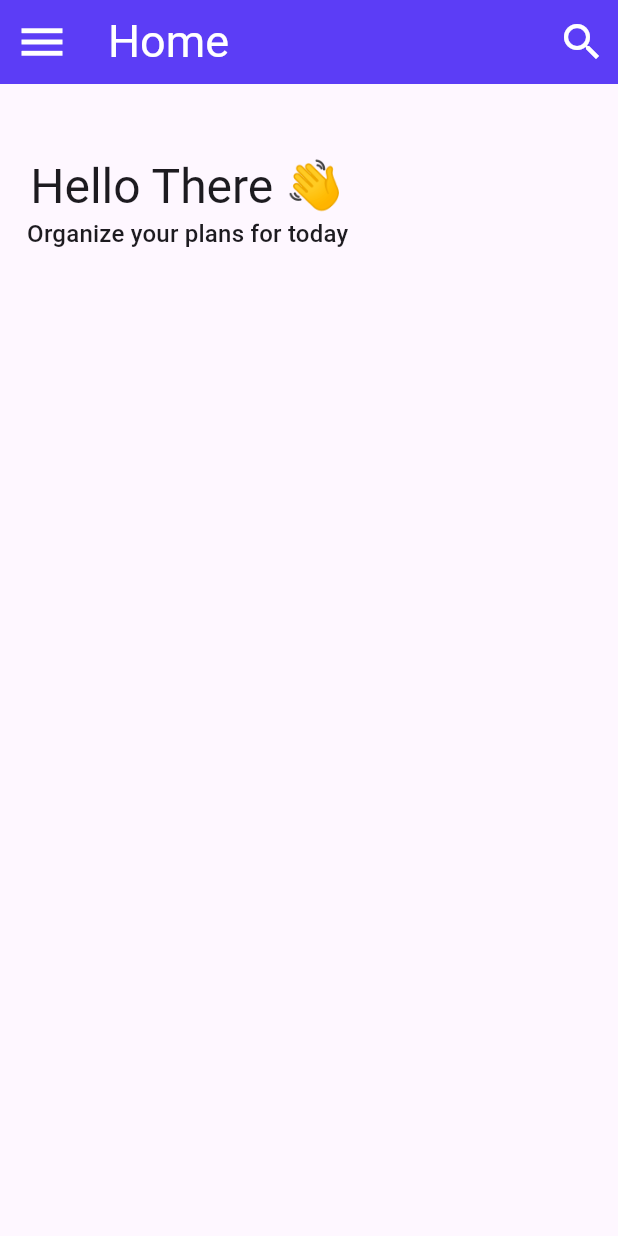
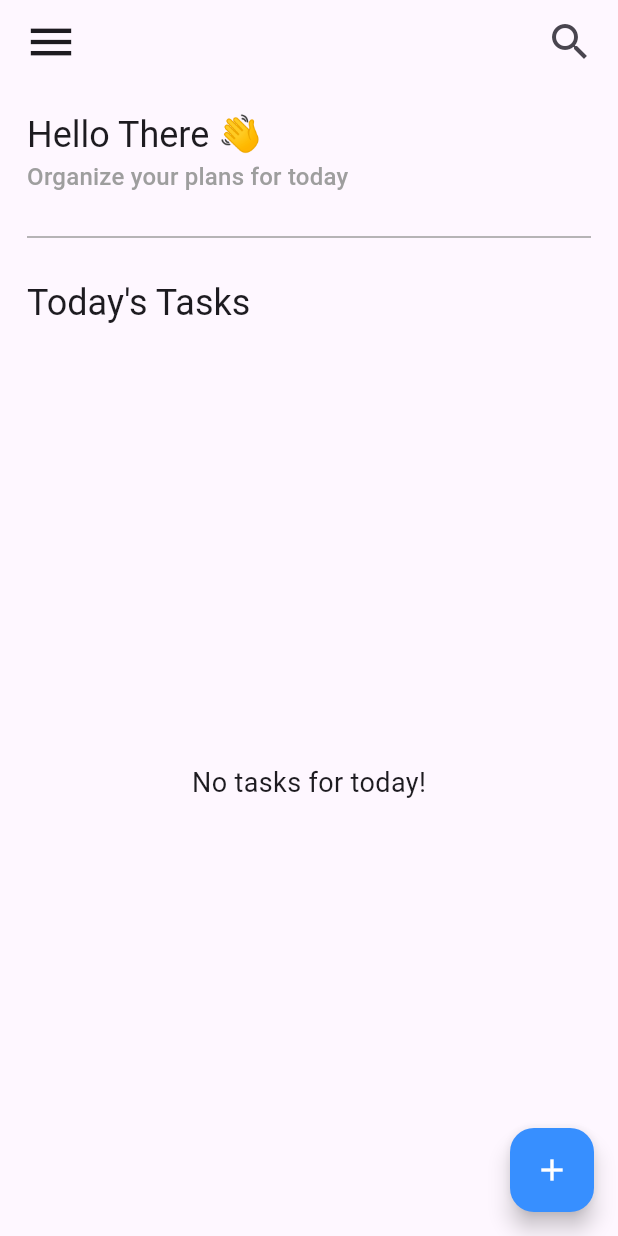
Before and after one commit to Abubakar-doc/todolistapp, a Flutter app: the screen it shows after launch, on a phone screen of 412 x 824 dp. Run offline on Flutter 3.47's test engine with Material 3 defaults, Android fonts, the phone set to English and light mode, and no system bars; our stand-ins replace flutter_styled_toast, hive, hive_flutter, shared_preferences; accounts and stored records are empty; statements that could not run were skipped.

Commit message:
Hive connectivity

```diff
--- a/lib/THEME/theme.dart
+++ b/lib/THEME/theme.dart
@@ -1,30 +1,23 @@
 import 'package:flutter/material.dart';
 
 // Define custom colors
-const Color customPurple = Color(0xFF5C3DF6);
+const Color customPurple = Color(0xFF378FFF);
 const Color customDarkGreybg = Color(0xFF181A20);
 const Color customWhitebg = Color(0xFFFFFFFF);
 const Color customDarkTextContainer = Color(0xFF1F222A);
 const Color customDarkContainerOutline = Color(0xFF414454);
 
-const Color customDarkTextColor = Color(0xFFFFFFFF); // Text color for dark theme
-const Color customLightTextColor = Color(0xFF0B0B0B); // Text color for light theme
-
 // Light theme definition
 final ThemeData lightTheme = ThemeData(
   scaffoldBackgroundColor: customWhitebg,
   brightness: Brightness.light,
-  textTheme: const TextTheme(
-    headlineLarge: TextStyle(fontWeight: FontWeight.bold),
-    displayLarge: TextStyle(fontWeight: FontWeight.bold),
-    headlineSmall: TextStyle(fontWeight: FontWeight.bold),
-  ),
-  iconTheme: const IconThemeData(color: customPurple), // Icon color for light theme
+  textTheme: const TextTheme(),
+  iconTheme: const IconThemeData(color: customPurple),
 );
 
 // Dark theme definition
 final ThemeData darkTheme = ThemeData(
   scaffoldBackgroundColor: customDarkGreybg,
   brightness: Brightness.dark,
-  iconTheme: const IconThemeData(color: Colors.white), // Icon color for dark theme
+  iconTheme: const IconThemeData(color: Colors.white),
 );
--- a/lib/THEME/themeProvider.dart
+++ b/lib/THEME/themeProvider.dart
@@ -6,7 +6,8 @@ class ThemeProvider with ChangeNotifier {
   ThemeMode get themeMode => _themeMode;
 
   void toggleTheme() {
-    _themeMode = _themeMode == ThemeMode.light ? ThemeMode.dark : ThemeMode.light;
+    _themeMode =
+        _themeMode == ThemeMode.light ? ThemeMode.dark : ThemeMode.light;
     notifyListeners();
   }
 }
--- a/lib/UX/homeScreen.dart
+++ b/lib/UX/homeScreen.dart
@@ -1,8 +1,15 @@
 import 'package:flutter/material.dart';
+import 'package:hive/hive.dart';
+import 'package:hive_flutter/hive_flutter.dart';
 import 'package:provider/provider.dart';
-import 'package:shared_preferences/shared_preferences.dart'; // Ensure this import is present
+import 'package:shared_preferences/shared_preferences.dart';
+import 'package:todolistapp/MODEL/services.dart';
+import 'package:todolistapp/MODEL/todoModel.dart';
 import 'package:todolistapp/THEME/theme.dart';
 import 'package:todolistapp/THEME/themeProvider.dart';
+import 'package:todolistapp/UTILS/utils.dart';
+import 'package:todolistapp/UX/addTaskScreen.dart';
+import 'package:todolistapp/WIDGETS/taskTile.dart';
 
 class HomeScreen extends StatefulWidget {
   @override
@@ -11,7 +18,8 @@ class HomeScreen extends StatefulWidget {
 
 class _HomeScreenState extends State<HomeScreen> {
   late SharedPreferences _prefs;
-  bool _isDarkMode = false; // Default to light theme
+  bool _isDarkMode = false;
+  final TodoService _todoService = TodoService();
 
   @override
   void initState() {
@@ -23,56 +31,167 @@ class _HomeScreenState extends State<HomeScreen> {
     _prefs = await SharedPreferences.getInstance();
     final savedTheme = _prefs.getBool('isDarkMode');
     setState(() {
-      _isDarkMode =
-          savedTheme ?? false; // Default to light theme if no theme is saved
+      _isDarkMode = savedTheme ?? false;
     });
+  }
+
+  void _toggleTaskCompletion(TodoTask task) {
+    task.isCompleted = !task.isCompleted;
+    task.save(); // Save the task back to Hive after updating
   }
 
   @override
   Widget build(BuildContext context) {
     return Scaffold(
       appBar: AppBar(
-        title: const Text(
-          'Home',
-          style: TextStyle(color: customDarkTextColor,
-          fontSize: 30),
-        ),
-        backgroundColor: customPurple,
         leading: Builder(
           builder: (BuildContext context) {
-            return IconButton(
+            return Padding(
+              padding: const EdgeInsets.only(left: 8.0),
+              child: IconButton(
                 icon: const Icon(
                   Icons.menu,
                   size: 36,
-                color: customDarkTextColor,
                 ),
                 onPressed: () {
                   Scaffold.of(context).openDrawer();
                 },
+              ),
             );
           },
         ),
         actions: [
-          IconButton(
-            icon:
-                const Icon(Icons.search, size: 32, color: customDarkTextColor),
+          Padding(
+            padding: const EdgeInsets.only(right: 8.0),
+            child: IconButton(
+              icon: const Icon(Icons.search, size: 32),
               onPressed: () {
                 // Implement search functionality here
               },
             ),
+          ),
         ],
       ),
-      body: SingleChildScrollView(
-        child: Padding(
+      body: Padding(
         padding: const EdgeInsets.all(18.0),
         child: Column(
+          crossAxisAlignment: CrossAxisAlignment.start,
           children: [
-              SizedBox(height: 30,),
-              Text('Hello There 👋', style: Theme.of(context).textTheme.headlineLarge,textAlign: TextAlign.left,),
-              Text('Organize your plans for today', style: Theme.of(context).textTheme.titleMedium, ),
+            Text(
+              'Hello There 👋',
+              style: Theme.of(context).textTheme.headlineSmall?.copyWith(
+                    fontWeight: FontWeight.w400,
+                  ),
+            ),
+            Text(
+              'Organize your plans for today',
+              style: Theme.of(context).textTheme.titleMedium?.copyWith(
+                    color: Colors.grey,
+                  ),
+            ),
+            const SizedBox(height: 20),
+            const Divider(
+              color: Colors.grey,
+              thickness: 1,
+              indent: 0,
+              endIndent: 0,
+            ),
+            const SizedBox(height: 20),
+            Text(
+              "Today's Tasks",
+              style: Theme.of(context).textTheme.headlineSmall?.copyWith(
+                    fontWeight: FontWeight.w400,
+                  ),
+            ),
+            const SizedBox(height: 20),
+            Expanded(
+              child: ValueListenableBuilder<Box<TodoTask>>(
+                valueListenable: Hive.box<TodoTask>('tasks').listenable(),
+                builder: (context, box, _) {
+                  if (!box.isOpen) {
+                    return const Center(child: CircularProgressIndicator());
+                  }
+
+                  List<TodoTask> allTasks = box.values.toList();
+                  // Sort tasks by start time in ascending order
+                  allTasks.sort((a, b) => a.startTime.compareTo(b.startTime));
+
+                  if (allTasks.isEmpty) {
+                    return const Center(
+                      child: Text(
+                        'No tasks for today!',
+                        style: TextStyle(fontSize: 18.0),
+                      ),
+                    );
+                  }
+
+                  return ListView.builder(
+                    itemCount: allTasks.length,
+                    itemBuilder: (context, index) {
+                      final task = allTasks[index];
+                      return Dismissible(
+                        key: Key(task.key.toString()),
+                        background: Container(
+                          color: Colors.red,
+                          alignment: Alignment.centerRight,
+                          padding: const EdgeInsets.only(right: 20.0),
+                          child: const Icon(
+                            Icons.delete,
+                            color: Colors.white,
+                          ),
+                        ),
+                        direction: DismissDirection.endToStart,
+                        confirmDismiss: (direction) async {
+                          return await showDialog(
+                            context: context,
+                            builder: (BuildContext context) {
+                              return AlertDialog(
+                                title: const Text("Confirm"),
+                                content: const Text(
+                                    "Are you sure you want to delete this task?"),
+                                actions: <Widget>[
+                                  TextButton(
+                                    onPressed: () =>
+                                        Navigator.of(context).pop(false),
+                                    child: const Text("CANCEL"),
+                                  ),
+                                  TextButton(
+                                    onPressed: () =>
+                                        Navigator.of(context).pop(true),
+                                    child: const Text("DELETE"),
+                                  ),
+                                ],
+                              );
+                            },
+                          );
+                        },
+                        onDismissed: (direction) async {
+                          await _todoService.deleteTask(task);
+                        },
+                        child: TodoListTile(
+                          task: task,
+                          onCompleted: () {
+                            _toggleTaskCompletion(task);
+                          },
+                          onDelete: () async {
+                            await _todoService.deleteTask(task);
+                          },
+                        ),
+                      );
+                    },
+                  );
+                },
+              ),
+            ),
           ],
         ),
       ),
+      floatingActionButton: FloatingActionButton(
+        backgroundColor: customPurple,
+        onPressed: () {
+          Utils().pushSlideTransition(context, CreateTaskScreen());
+        },
+        child: const Icon(Icons.add, color: Colors.white),
       ),
       drawer: Drawer(
         child: ListView(
@@ -109,12 +228,6 @@ class _HomeScreenState extends State<HomeScreen> {
                 activeColor: customPurple,
               ),
             ),
-            ListTile(
-              title: const Text('App Developer'),
-              onTap: () {
-                // Implement action for Item 2
-              },
-            ),
           ],
         ),
       ),
--- a/lib/UX/splash.dart
+++ b/lib/UX/splashScreen.dart
@@ -30,10 +30,10 @@ class _SplashScreenState extends State<SplashScreen> {
       body: Container(
         decoration: const BoxDecoration(
           gradient: LinearGradient(
-            begin: Alignment.topRight,
-            end: Alignment.bottomLeft,
+            begin: Alignment.topLeft,
+            end: Alignment.bottomRight,
             colors: [
-              Color(0xFF5C3DF6),
+              Color(0xFF326AFF),
               Color(0xFF30ABF3),
             ],
           ),
--- a/pubspec.yaml
+++ b/pubspec.yaml
@@ -38,6 +38,11 @@ dependencies:
   flutter_styled_toast: ^2.2.1
   provider: ^6.1.2
   shared_preferences: ^2.2.3
+  hive: ^2.2.3
+  hive_flutter: ^1.1.0
+  build_runner: ^2.4.11
+  path_provider: ^2.1.3
+  hive_generator: ^2.0.1
 
 dev_dependencies:
   flutter_test:
```
Also changed, not shown: lib/UTILS/utils.dart (added, +62 -0 lines), lib/main.dart (+10 -1 lines), lib/utils/utils.dart (deleted, +0 -116 lines), pubspec.lock, 1 other file. Lines whose indentation alone changed are shown as unchanged.
